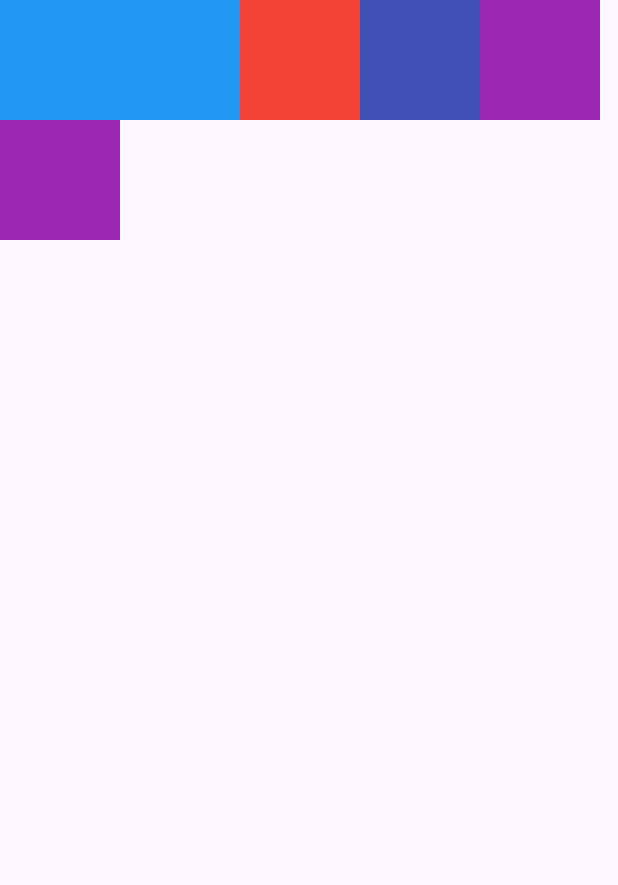
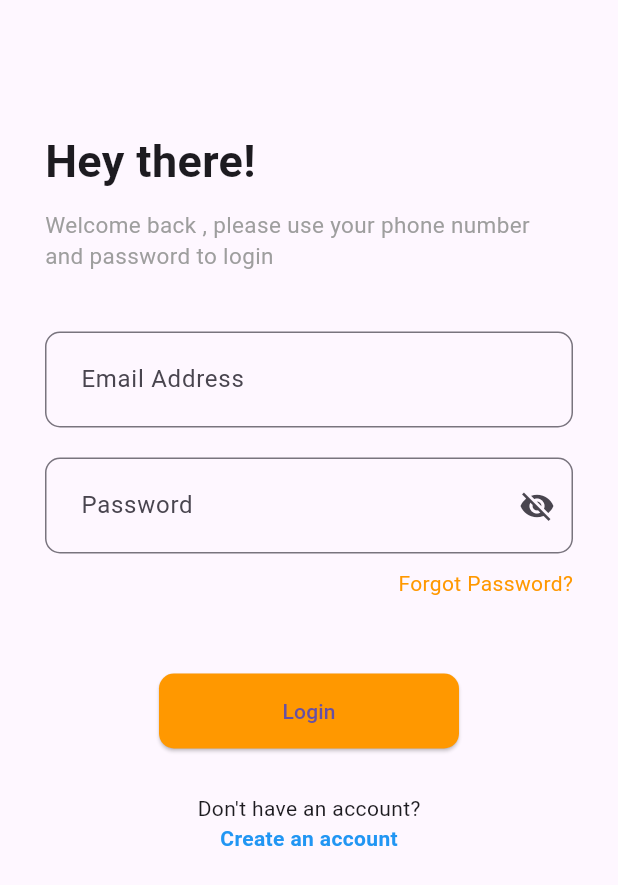
Before and after one commit to Vixitonian/flutter_basic_app, a Flutter app: the screen it shows after launch, on a phone screen of 412 x 824 dp. Shown: the top 885 px of the screen. Run offline on Flutter 3.47's test engine with Material 3 defaults, Android fonts, the light colour scheme and no system bars.

Commit message:
created a login screen

```diff
--- /dev/null
+++ b/lib/authentication_page_tutorial/login_screen.dart
@@ -0,0 +1,92 @@
+// ignore_for_file: prefer_const_constructors, prefer_const_literals_to_create_immutables
+
+import 'package:flutter/material.dart';
+
+class LoginScreen extends StatefulWidget {
+  const LoginScreen({super.key});
+
+  @override
+  State<LoginScreen> createState() => _LoginScreenState();
+}
+
+class _LoginScreenState extends State<LoginScreen> {
+  @override
+  Widget build(BuildContext context) {
+    return Scaffold(
+        appBar: AppBar(),
+        body: Padding(
+          padding: const EdgeInsets.all(30.0),
+          child: Column(
+            children: [
+              Align(
+                alignment: Alignment.centerLeft,
+                child: Text(
+                  "Hey there!",
+                  style: TextStyle(fontSize: 30, fontWeight: FontWeight.bold),
+                ),
+              ),
+              Padding(
+                padding: const EdgeInsets.fromLTRB(0, 10, 0, 40),
+                child: Text(
+                    "Welcome back , please use your phone number and password to login",
+                    style: TextStyle(fontSize: 15, color: Colors.grey)),
+              ),
+              TextField(
+                  decoration: InputDecoration(
+                hintText: "Email Address",
+                // height
+                contentPadding: EdgeInsets.all(20),
+
+                border: OutlineInputBorder(
+                  borderRadius: BorderRadius.all(Radius.circular(10)),
+                  borderSide: BorderSide(color: Colors.grey),
+                ),
+              )),
+              SizedBox(height: 20),
+              TextField(
+                  obscureText: true,
+                  decoration: InputDecoration(
+                    suffixIcon: Icon(Icons.visibility_off),
+                    hintText: "Password",
+                    // height
+                    contentPadding: EdgeInsets.all(20),
+                    border: OutlineInputBorder(
+                      borderRadius: BorderRadius.all(Radius.circular(10)),
+                      borderSide: BorderSide(color: Colors.grey),
+                    ),
+                  )),
+              Align(
+                alignment: Alignment.centerRight,
+                child: Padding(
+                  padding: const EdgeInsets.only(top: 10),
+                  child: Text(
+                    "Forgot Password?",
+                    style: TextStyle(color: Colors.orange),
+                  ),
+                ),
+              ),
+
+              SizedBox(height: 50),
+              // width of the button
+              SizedBox(
+                width: 200,
+                height: 50,
+                child: ElevatedButton(
+                    onPressed: () {},
+                    child: Text("Login"),
+                    style: ElevatedButton.styleFrom(
+                        backgroundColor: Colors.orange,
+                        shape: RoundedRectangleBorder(
+                          borderRadius: BorderRadius.circular(10),
+                        ))),
+              ),
+              SizedBox(height: 30),
+              Text("Don't have an account?"),
+              Text("Create an account",
+                  style: TextStyle(
+                      color: Colors.blue, fontWeight: FontWeight.bold)),
+            ],
+          ),
+        ));
+  }
+}
--- a/lib/main.dart
+++ b/lib/main.dart
@@ -1,4 +1,5 @@
 import 'package:flutter/material.dart';
+import 'package:flutter_basic_app/authentication_page_tutorial/login_screen.dart';
 
 void main() {
   runApp(const MyApp());
@@ -9,46 +10,6 @@ class MyApp extends StatelessWidget {
 
   @override
   Widget build(BuildContext context) {
-    return MaterialApp(
-      debugShowCheckedModeBanner: false,
-      home: Scaffold(
-        body: SafeArea(
-            child: Wrap(
-          direction: Axis.horizontal,
-          children: [
-            Container(
-              height: 80,
-              width: 80,
-              color: Colors.blue,
-            ),
-            Container(
-              height: 80,
-              width: 80,
-              color: Colors.blue,
-            ),
-            Container(
-              height: 80,
-              width: 80,
-              color: Colors.red,
-            ),
-            Container(
-              height: 80,
-              width: 80,
-              color: Colors.indigo,
-            ),
-            Container(
-              height: 80,
-              width: 80,
-              color: Colors.purple,
-            ),
-            Container(
-              height: 80,
-              width: 80,
-              color: Colors.purple,
-            )
-          ],
-        )),
-      ),
-    );
+    return MaterialApp(debugShowCheckedModeBanner: false, home: LoginScreen());
   }
 }
```
